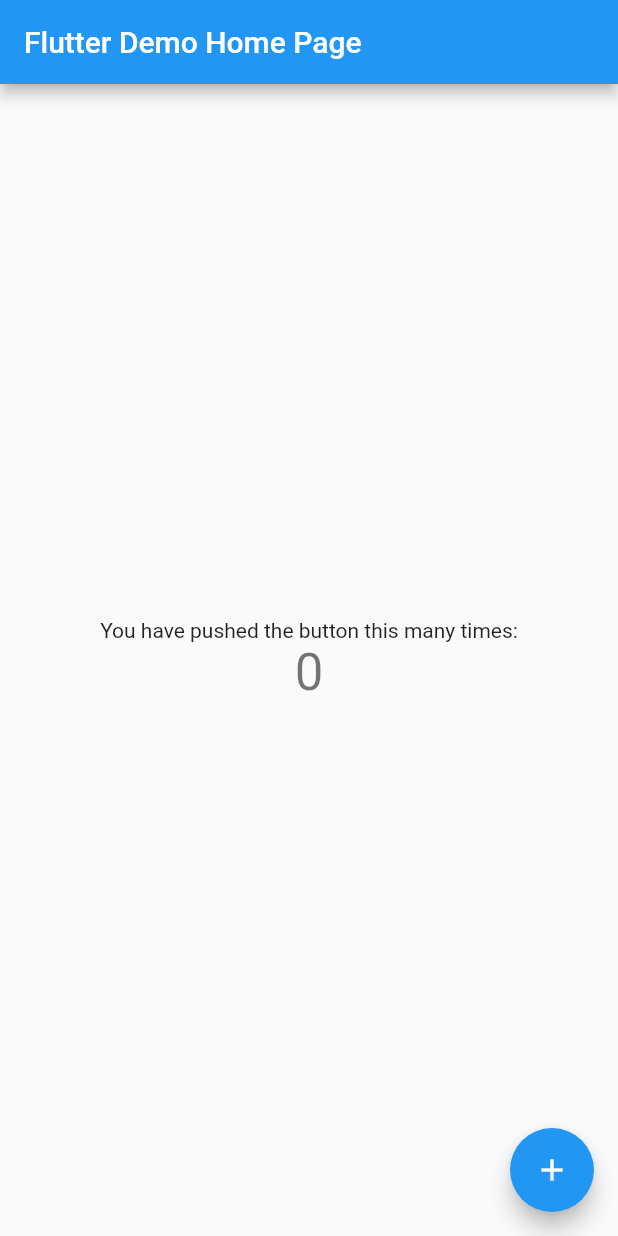
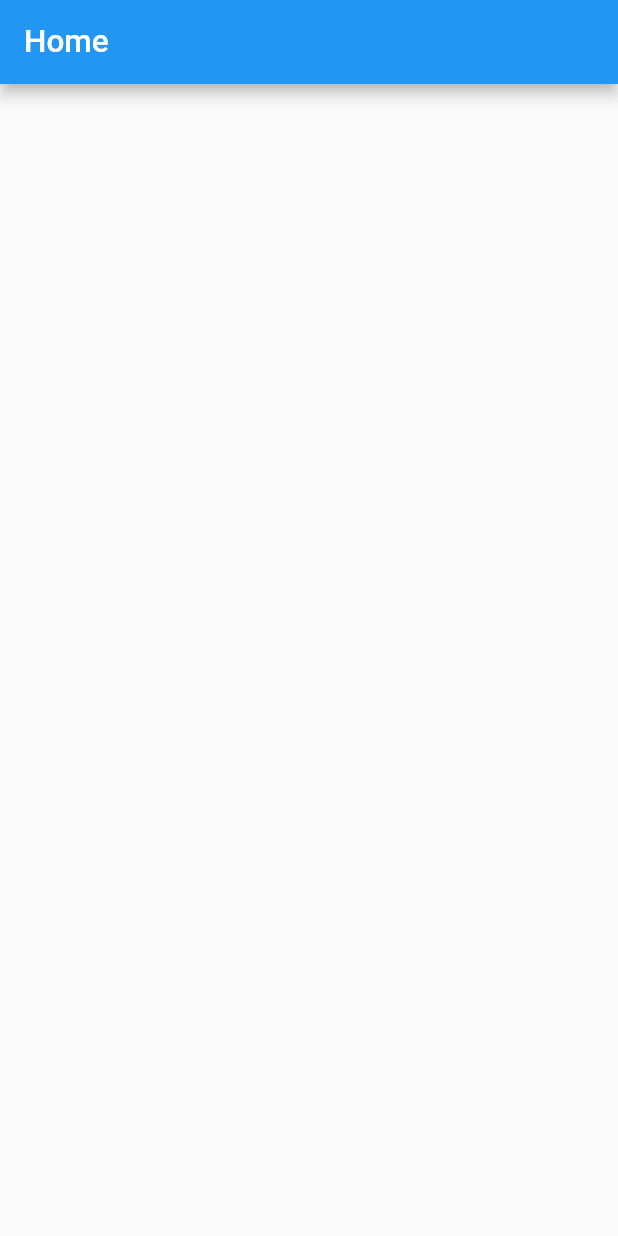
Before and after one commit to mihiron/sample_method_channel, a Flutter app: the screen it shows after launch, on a phone screen of 412 x 824 dp. Run offline on Flutter 3.47's test engine with Material 2 defaults, Android fonts, the phone set to English and light mode, and no system bars.

Commit message:
ベースの作成

```diff
--- a/lib/main.dart
+++ b/lib/main.dart
@@ -1,4 +1,6 @@
 import 'package:flutter/material.dart';
+import 'package:flutter_localizations/flutter_localizations.dart';
+import 'package:sample_method_channel/src/routes/app_router.dart';
 
 void main() {
   runApp(const MyApp());
@@ -7,109 +9,23 @@ void main() {
 class MyApp extends StatelessWidget {
   const MyApp({super.key});
 
-  // This widget is the root of your application.
   @override
   Widget build(BuildContext context) {
     return MaterialApp(
       title: 'Flutter Demo',
       theme: ThemeData(
-        // This is the theme of your application.
-        //
-        // Try running your application with "flutter run". You'll see the
-        // application has a blue toolbar. Then, without quitting the app, try
-        // changing the primarySwatch below to Colors.green and then invoke
-        // "hot reload" (press "r" in the console where you ran "flutter run",
-        // or simply save your changes to "hot reload" in a Flutter IDE).
-        // Notice that the counter didn't reset back to zero; the application
-        // is not restarted.
         primarySwatch: Colors.blue,
       ),
-      home: const MyHomePage(title: 'Flutter Demo Home Page'),
+      onGenerateRoute: AppRouter.generateRoute,
+      // フォント対応
+      localizationsDelegates: const [
+        GlobalMaterialLocalizations.delegate,
+        GlobalWidgetsLocalizations.delegate,
+        GlobalCupertinoLocalizations.delegate,
+      ],
+      supportedLocales: const [
+        Locale("ja", "JP"),
+      ],
     );
   }
 }
-
-class MyHomePage extends StatefulWidget {
-  const MyHomePage({super.key, required this.title});
-
-  // This widget is the home page of your application. It is stateful, meaning
-  // that it has a State object (defined below) that contains fields that affect
-  // how it looks.
-
-  // This class is the configuration for the state. It holds the values (in this
-  // case the title) provided by the parent (in this case the App widget) and
-  // used by the build method of the State. Fields in a Widget subclass are
-  // always marked "final".
-
-  final String title;
-
-  @override
-  State<MyHomePage> createState() => _MyHomePageState();
-}
-
-class _MyHomePageState extends State<MyHomePage> {
-  int _counter = 0;
-
-  void _incrementCounter() {
-    setState(() {
-      // This call to setState tells the Flutter framework that something has
-      // changed in this State, which causes it to rerun the build method below
-      // so that the display can reflect the updated values. If we changed
-      // _counter without calling setState(), then the build method would not be
-      // called again, and so nothing would appear to happen.
-      _counter++;
-    });
-  }
-
-  @override
-  Widget build(BuildContext context) {
-    // This method is rerun every time setState is called, for instance as done
-    // by the _incrementCounter method above.
-    //
-    // The Flutter framework has been optimized to make rerunning build methods
-    // fast, so that you can just rebuild anything that needs updating rather
-    // than having to individually change instances of widgets.
-    return Scaffold(
-      appBar: AppBar(
-        // Here we take the value from the MyHomePage object that was created by
-        // the App.build method, and use it to set our appbar title.
-        title: Text(widget.title),
-      ),
-      body: Center(
-        // Center is a layout widget. It takes a single child and positions it
-        // in the middle of the parent.
-        child: Column(
-          // Column is also a layout widget. It takes a list of children and
-          // arranges them vertically. By default, it sizes itself to fit its
-          // children horizontally, and tries to be as tall as its parent.
-          //
-          // Invoke "debug painting" (press "p" in the console, choose the
-          // "Toggle Debug Paint" action from the Flutter Inspector in Android
-          // Studio, or the "Toggle Debug Paint" command in Visual Studio Code)
-          // to see the wireframe for each widget.
-          //
-          // Column has various properties to control how it sizes itself and
-          // how it positions its children. Here we use mainAxisAlignment to
-          // center the children vertically; the main axis here is the vertical
-          // axis because Columns are vertical (the cross axis would be
-          // horizontal).
-          mainAxisAlignment: MainAxisAlignment.center,
-          children: <Widget>[
-            const Text(
-              'You have pushed the button this many times:',
-            ),
-            Text(
-              '$_counter',
-              style: Theme.of(context).textTheme.headlineMedium,
-            ),
-          ],
-        ),
-      ),
-      floatingActionButton: FloatingActionButton(
-        onPressed: _incrementCounter,
-        tooltip: 'Increment',
-        child: const Icon(Icons.add),
-      ), // This trailing comma makes auto-formatting nicer for build methods.
-    );
-  }
-}
--- /dev/null
+++ b/lib/src/routes/app_router.dart
@@ -0,0 +1,28 @@
+import 'package:flutter/material.dart';
+import 'package:sample_method_channel/src/views/home_page.dart';
+
+import 'app_routes.dart';
+
+class AppRouter {
+  static Route<dynamic>? generateRoute(RouteSettings settings) {
+    switch (settings.name) {
+      case AppRoutes.home:
+        return _buildRoute(const MyHomePage());
+
+      default:
+        return null;
+    }
+  }
+
+  static Route<dynamic>? _buildRoute(
+    Widget child, {
+    RouteSettings? settings,
+    bool fullscreenDialog = false,
+  }) {
+    return MaterialPageRoute<dynamic>(
+      builder: (BuildContext context) => child,
+      settings: settings,
+      fullscreenDialog: fullscreenDialog,
+    );
+  }
+}
--- /dev/null
+++ b/lib/src/routes/app_routes.dart
@@ -0,0 +1,3 @@
+class AppRoutes {
+  static const home = '/';
+}
--- /dev/null
+++ b/lib/src/views/home_page.dart
@@ -0,0 +1,18 @@
+import 'package:flutter/material.dart';
+
+class MyHomePage extends StatelessWidget {
+  const MyHomePage({super.key});
+
+  @override
+  Widget build(BuildContext context) {
+    return Scaffold(
+      appBar: AppBar(
+        title: const Text("Home"),
+      ),
+      body: Column(
+        mainAxisAlignment: MainAxisAlignment.start,
+        children: const <Widget>[],
+      ),
+    );
+  }
+}
--- a/pubspec.yaml
+++ b/pubspec.yaml
@@ -35,6 +35,9 @@ dependencies:
   # The following adds the Cupertino Icons font to your application.
   # Use with the CupertinoIcons class for iOS style icons.
   cupertino_icons: ^1.0.2
+
+  flutter_localizations:
+    sdk: flutter
 
 dev_dependencies:
   flutter_test:
```
Also changed, not shown: pubspec.lock.
